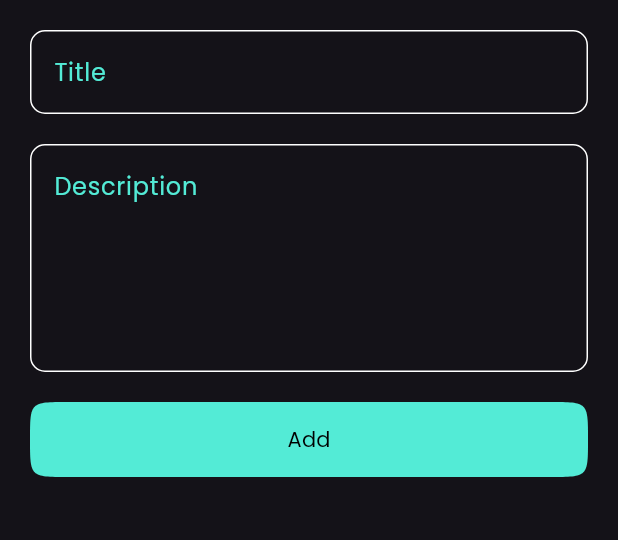
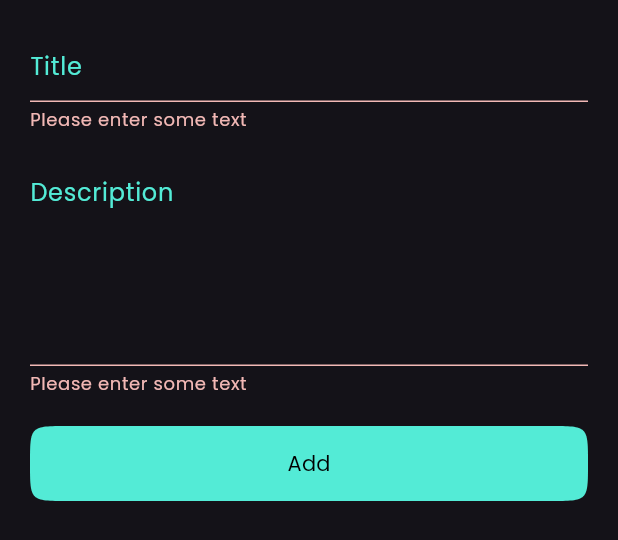
Before and after one commit to Mohamed-Hatem-1/Notes-App, a Flutter app: the AddNoteWidget widget shown alone on an empty page, opened directly, after a tap on "Add", on a phone screen of 412 x 824 dp. Shown: the top 540 px of the screen. Run offline on Flutter 3.47's test engine with Material 3 defaults, Android fonts, the phone set to English and light mode, and no system bars; our stand-ins replace bloc, flutter_bloc, font_awesome_flutter, hive, hive_flutter; accounts and stored records are empty.

```diff
--- /dev/null
+++ b/lib/constants.dart
@@ -0,0 +1 @@
+const String kNotesBox = 'notes';
--- /dev/null
+++ b/lib/cubits/add_note_cubit/add_note_state.dart
@@ -0,0 +1,16 @@
+part of 'add_note_cubit.dart';
+
+@immutable
+sealed class AddNoteState {}
+
+final class AddNoteInitial extends AddNoteState {}
+
+final class AddNoteLoading extends AddNoteState {}
+
+final class AddNoteSuccess extends AddNoteState {}
+
+final class AddNoteFailure extends AddNoteState {
+  final String errMessage;
+
+  AddNoteFailure(this.errMessage);
+}
--- /dev/null
+++ b/lib/cubits/show_notes_cubit/show_notes_cubit.dart
@@ -0,0 +1,18 @@
+import 'package:bloc/bloc.dart';
+import 'package:hive/hive.dart';
+import 'package:meta/meta.dart';
+import 'package:notes_app/constants.dart';
+import 'package:notes_app/models/note_model.dart';
+
+part 'show_notes_state.dart';
+
+class ShowNotesCubit extends Cubit<ShowNotesState> {
+  ShowNotesCubit() : super(ShowNotesInitial());
+
+  List<NoteModel>? notes;
+  fetchNotes() {
+    var notesBox = Hive.box<NoteModel>(kNotesBox);
+    notes = notesBox.values.toList();
+    emit(ShowNotesSuccess());
+  }
+}
--- /dev/null
+++ b/lib/cubits/show_notes_cubit/show_notes_state.dart
@@ -0,0 +1,8 @@
+part of 'show_notes_cubit.dart';
+
+@immutable
+sealed class ShowNotesState {}
+
+final class ShowNotesInitial extends ShowNotesState {}
+
+final class ShowNotesSuccess extends ShowNotesState {}
--- /dev/null
+++ b/lib/models/note_model.dart
@@ -0,0 +1,22 @@
+import 'package:hive/hive.dart';
+
+part 'note_model.g.dart';
+
+@HiveType(typeId: 0)
+class NoteModel extends HiveObject {
+  @HiveField(0)
+  String title;
+  @HiveField(1)
+  String content;
+  @HiveField(2)
+  final String date;
+  @HiveField(3)
+  int color;
+
+  NoteModel({
+    required this.title,
+    required this.content,
+    required this.date,
+    required this.color,
+  });
+}
--- /dev/null
+++ b/lib/widgets/add_note_form_state_widget.dart
@@ -0,0 +1,84 @@
+import 'package:flutter/material.dart';
+import 'package:flutter_bloc/flutter_bloc.dart';
+import 'package:intl/intl.dart';
+import 'package:notes_app/cubits/add_note_cubit/add_note_cubit.dart';
+import 'package:notes_app/models/note_model.dart';
+import 'package:notes_app/widgets/button_widget.dart';
+import 'package:notes_app/widgets/text_form_field_widget.dart';
+
+class AddNoteFormStateWidget extends StatefulWidget {
+  const AddNoteFormStateWidget({
+    super.key,
+  });
+
+  @override
+  State<AddNoteFormStateWidget> createState() => _AddNoteFormStateWidgetState();
+}
+
+class _AddNoteFormStateWidgetState extends State<AddNoteFormStateWidget> {
+  final _formKey = GlobalKey<FormState>();
+  AutovalidateMode _autoValidateMode = AutovalidateMode.disabled;
+  String? title, desc;
+
+  @override
+  Widget build(BuildContext context) {
+    return Form(
+      key: _formKey,
+      autovalidateMode: _autoValidateMode,
+      child: SingleChildScrollView(
+        child: Column(
+          children: [
+            TextFormFieldWidget(
+              hint: 'Title',
+              onSaved: (value) {
+                title = value;
+              },
+            ),
+            const SizedBox(
+              height: 20,
+            ),
+            TextFormFieldWidget(
+              hint: 'Description',
+              maxLines: 5,
+              onSaved: (value) {
+                desc = value;
+              },
+            ),
+            const SizedBox(
+              height: 20,
+            ),
+            BlocBuilder<AddNoteCubit, AddNoteState>(
+              builder: (context, state) {
+                return ButtonWidget(
+                  isLoading: state is AddNoteLoading ? true : false,
+                  text: 'Add',
+                  onPressed: () {
+                    if (_formKey.currentState!.validate()) {
+                      _formKey.currentState!.save();
+                      var date = DateTime.now();
+                      var formattedDate =
+                          DateFormat.yMd().add_jm().format(date);
+                      var note = NoteModel(
+                        title: title!,
+                        content: desc!,
+                        date: formattedDate,
+                        color: Colors.blue.value,
+                      );
+                      BlocProvider.of<AddNoteCubit>(context).addNote(note);
+                    } else {
+                      _autoValidateMode = AutovalidateMode.always;
+                      setState(() {});
+                    }
+                  },
+                );
+              },
+            ),
+            const SizedBox(
+              height: 10,
+            ),
+          ],
+        ),
+      ),
+    );
+  }
+}
--- a/lib/widgets/add_note_widget.dart
+++ b/lib/widgets/add_note_widget.dart
@@ -1,38 +1,41 @@
+import 'dart:developer';
+
 import 'package:flutter/material.dart';
-import 'package:notes_app/widgets/button_widget.dart';
-import 'package:notes_app/widgets/text_field_widget.dart';
+import 'package:flutter_bloc/flutter_bloc.dart';
+import 'package:notes_app/cubits/add_note_cubit/add_note_cubit.dart';
+import 'package:notes_app/cubits/show_notes_cubit/show_notes_cubit.dart';
+import 'package:notes_app/widgets/add_note_form_state_widget.dart';
 
 class AddNoteWidget extends StatelessWidget {
   const AddNoteWidget({super.key});
 
   @override
   Widget build(BuildContext context) {
-    return Padding(
-      padding: const EdgeInsets.symmetric(vertical: 20, horizontal: 20),
-      child: SingleChildScrollView(
-        child: Column(
-          children: [
-            TextFieldWidget(
-              hint: 'Title',
-              onChanged: (value) {},
+    return BlocProvider(
+      create: (context) => AddNoteCubit(),
+      child: BlocConsumer<AddNoteCubit, AddNoteState>(
+        listener: (context, state) {
+          if (state is AddNoteSuccess) {
+            BlocProvider.of<ShowNotesCubit>(context).fetchNotes();
+            Navigator.of(context).pop();
+          }
+          if (state is AddNoteFailure) {
+            log(state.errMessage);
+          }
+        },
+        builder: (context, state) {
+          return AbsorbPointer(
+            absorbing: state is AddNoteLoading ? true : false,
+            child: Padding(
+              padding: EdgeInsets.only(
+                  top: 20,
+                  left: 20,
+                  right: 20,
+                  bottom: MediaQuery.of(context).viewInsets.bottom + 20),
+              child: AddNoteFormStateWidget(),
             ),
-            SizedBox(
-              height: 20,
-            ),
-            TextFieldWidget(
-              hint: 'Description',
-              maxLines: 5,
-              onChanged: (value) {},
-            ),
-            SizedBox(
-              height: 20,
-            ),
-            ButtonWidget(text: 'Add'),
-            SizedBox(
-              height: 10,
-            ),
-          ],
-        ),
+          );
+        },
       ),
     );
   }
--- a/lib/widgets/button_widget.dart
+++ b/lib/widgets/button_widget.dart
@@ -2,15 +2,29 @@ import 'package:flutter/material.dart';
 
 class ButtonWidget extends StatelessWidget {
   final String text;
-  const ButtonWidget({super.key, required this.text});
+  final VoidCallback onPressed;
+  final bool isLoading;
+  const ButtonWidget(
+      {super.key,
+      required this.text,
+      required this.onPressed,
+      this.isLoading = false});
 
   @override
   Widget build(BuildContext context) {
     return SizedBox(
       width: MediaQuery.of(context).size.width,
       child: TextButton(
-        onPressed: () {},
-        child: Text(text),
+        onPressed: onPressed,
+        child: isLoading
+            ? SizedBox(
+                height: 25,
+                width: 25,
+                child: CircularProgressIndicator(
+                  color: Colors.black,
+                ),
+              )
+            : Text(text),
         style: ButtonStyle(
           padding: MaterialStateProperty.all(
             EdgeInsets.symmetric(
--- a/lib/widgets/text_field_widget.dart
+++ b/lib/widgets/text_form_field_widget.dart
@@ -1,22 +1,31 @@
 import 'package:flutter/material.dart';
 
-class TextFieldWidget extends StatelessWidget {
+class TextFormFieldWidget extends StatelessWidget {
   final String? hint;
-  final Function(String)? onChanged;
+  final void Function(String?)? onSaved;
+  final void Function(String?)? onChanged;
   final int? maxLines;
 
-  const TextFieldWidget({
+  const TextFormFieldWidget({
     super.key,
     required this.hint,
-    required this.onChanged,
+    this.onSaved,
     this.maxLines,
+    this.onChanged,
   });
 
   @override
   Widget build(BuildContext context) {
-    return TextField(
+    return TextFormField(
+      validator: (value) {
+        if (value == null || value.isEmpty) {
+          return 'Please enter some text';
+        }
+        return null;
+      },
+      onSaved: onSaved,
+      onChanged: onChanged,
       maxLines: maxLines == null ? 1 : maxLines,
-      onChanged: onChanged,
       decoration: InputDecoration(
         hintText: hint,
         hintStyle: TextStyle(
```
Also changed, not shown: lib/cubits/add_note_cubit/add_note_cubit.dart (added, +22 -0 lines), lib/main.dart (+16 -2 lines), lib/simple_bloc_observer.dart (added, +35 -0 lines), lib/views/edit_note_view.dart (+34 -7 lines), lib/views/home_view.dart (+27 -12 lines), lib/widgets/note_widget.dart (+12 -8 lines), pubspec.yaml (+11 -0 lines), lib/helper/holder.dart (deleted), lib/models/note_model.g.dart (added), lib/widgets/colors_list_view.dart (added), pubspec.lock, 1 other file.
